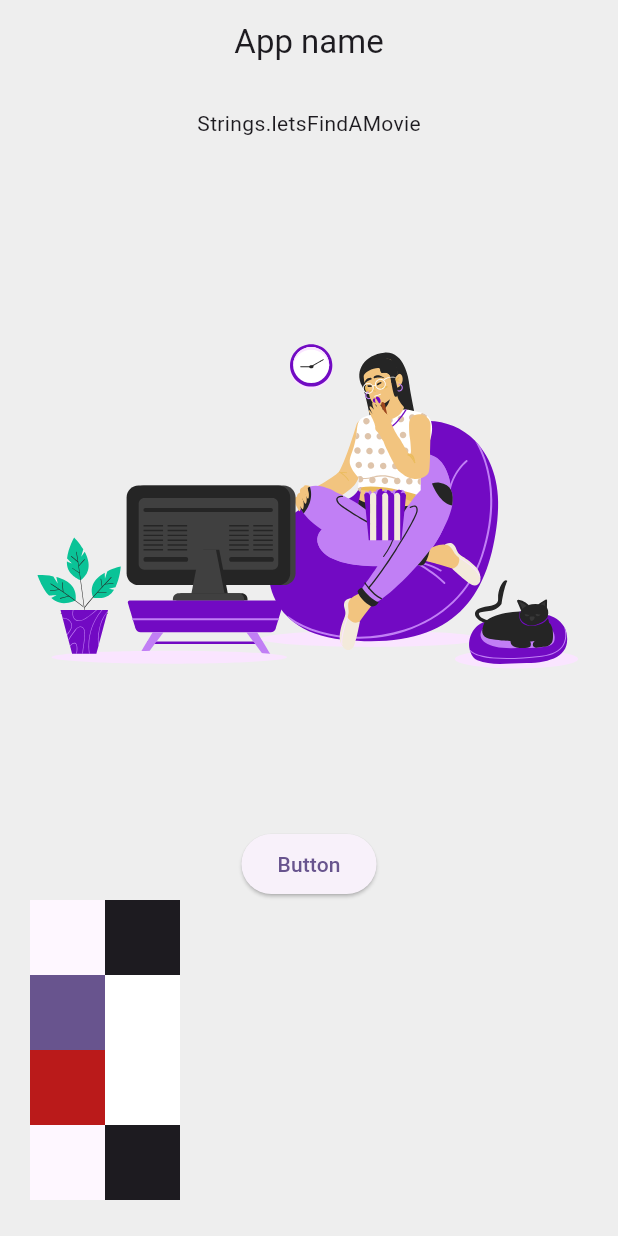
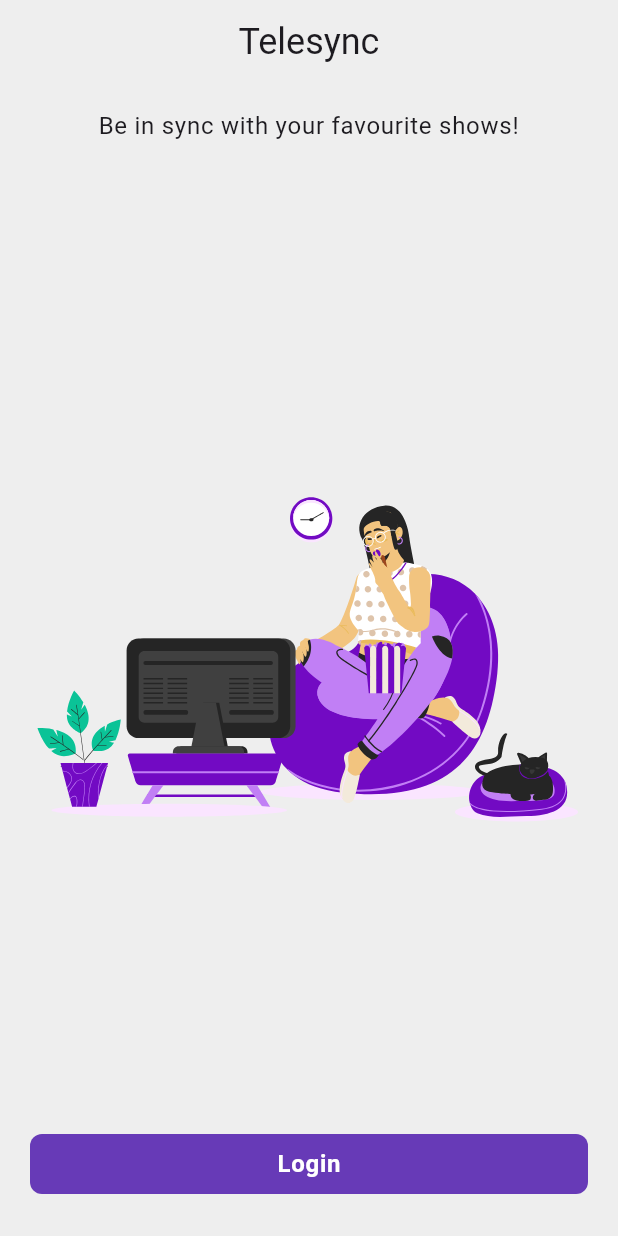
Before and after one commit to abalmagd/telesync, a Flutter app: the screen it shows after launch, on a phone screen of 412 x 824 dp. Run offline on Flutter 3.47's test engine with Material 3 defaults, Android fonts, the phone set to English and light mode, and no system bars; drawn by our look-alikes of toastification; our stand-ins replace dartz, dio, easy_localization, equatable, flutter_dotenv, flutter_hooks and 7 more; missing offline and left inert: enum_to_string, username_gen.

Commit message:
- Add button widget - Refactor theming

```diff
--- a/assets/translations/ar.json
+++ /dev/null
@@ -1,3 +0,0 @@
-{
-
-}
--- a/assets/translations/en.json
+++ b/assets/translations/en.json
@@ -1,3 +1,4 @@
 {
-
+  "telesync": "Telesync",
+  "letsFindAMovie": "Be in sync with your favourite shows!"
 }
--- a/lib/core/presentation/localization/localization.dart
+++ b/lib/core/presentation/localization/localization.dart
@@ -3,6 +3,6 @@ import 'package:flutter/material.dart';
 class Localization {
   static const supportedLocales = {
     'en': Locale('en'),
-    'ar': Locale('ar'),
+    // 'ar': Locale('ar'),
   };
 }
--- a/lib/core/presentation/localization/localization_keys.dart
+++ b/lib/core/presentation/localization/localization_keys.dart
@@ -1,3 +1,4 @@
 class LocalizationKeys {
-  static const ex = 'ex';
+  static const telesync = 'telesync';
+  static const letsFindAMovie = 'letsFindAMovie';
 }
--- a/lib/core/presentation/theme/custom_theme.dart
+++ b/lib/core/presentation/theme/custom_theme.dart
@@ -2,33 +2,35 @@ import 'package:flutter/material.dart';
 import 'package:telesync/core/presentation/theme/palette.dart';
 
 mixin CustomTheme {
+  final _baseTheme = ThemeData(
+    dividerTheme: const DividerThemeData(thickness: 1.6, space: 0),
+    filledButtonTheme: FilledButtonThemeData(
+      style: FilledButton.styleFrom(
+        backgroundColor: Palette.primary,
+        shape: RoundedRectangleBorder(borderRadius: BorderRadius.circular(8)),
+      ),
+    ),
+  );
+
   ThemeData lightTheme(BuildContext context) {
     return ThemeData(
       useMaterial3: true,
-      primaryColor: Palette.primary.color,
+      primaryColor: Palette.primary,
       brightness: Brightness.light,
-      scaffoldBackgroundColor: Palette.scaffoldBgLight.color,
-      colorScheme: ColorScheme.fromSeed(
-        seedColor: Palette.primary.color,
-        brightness: Brightness.light,
-      ),
-      appBarTheme: AppBarTheme(backgroundColor: Palette.scaffoldBgLight.color),
-      dividerTheme: const DividerThemeData(thickness: 1.6, space: 0),
+      scaffoldBackgroundColor: Palette.scaffoldBgLight,
+      filledButtonTheme: _baseTheme.filledButtonTheme,
+      dividerTheme: _baseTheme.dividerTheme,
     );
   }
 
   ThemeData darkTheme(BuildContext context) {
     return ThemeData(
       useMaterial3: true,
-      primaryColor: Palette.primary.color,
+      primaryColor: Palette.primary,
       brightness: Brightness.dark,
-      scaffoldBackgroundColor: Palette.scaffoldBgDark.color,
-      colorScheme: ColorScheme.fromSeed(
-        seedColor: Palette.primary.color,
-        surface: Palette.scaffoldBgDark.color,
-        brightness: Brightness.dark,
-      ),
-      dividerTheme: const DividerThemeData(thickness: 1.6, space: 0),
+      scaffoldBackgroundColor: Palette.scaffoldBgDark,
+      filledButtonTheme: _baseTheme.filledButtonTheme,
+      dividerTheme: _baseTheme.dividerTheme,
     );
   }
 }
--- a/lib/core/presentation/theme/palette.dart
+++ b/lib/core/presentation/theme/palette.dart
@@ -1,25 +1,23 @@
 import 'package:flutter/material.dart';
 
-enum Palette {
+class Palette {
   // General
-  transparent(Color(0x00000000)),
-  white(Color(0xFFFFFFFF)),
-  black(Color(0xFF080808)),
-  safe(Color(0xFF388e3c)),
-  warning(Color(0xFFffa000)),
-  danger(Color(0xFFd32f2f)),
-  primary(Color(0xFF673ab7)),
+  static const transparent = Color(0x00000000);
+  static const white = Color(0xFFFFFFFF);
+  static const black = Color(0xFF080808);
+  static const safe = Color(0xFF388e3c);
+  static const warning = Color(0xFFffa000);
+  static const danger = Color(0xFFd32f2f);
+  static const primary = Color(0xFF673ab7);
+
+  // Components
+  static const onPrimary = white;
 
   // Theme specific
 
   // Light theme
-  scaffoldBgLight(Color(0xFFeeeeee)),
+  static const scaffoldBgLight = Color(0xFFeeeeee);
 
   // Dark theme
-  scaffoldBgDark(Color(0xFF212121)),
-
-
-  ;final Color color;
-
-  const Palette(this.color);
+  static const scaffoldBgDark = Color(0xFF212121);
 }
--- a/lib/features/auth/presentation/auth_screen.dart
+++ b/lib/features/auth/presentation/auth_screen.dart
@@ -1,9 +1,12 @@
+import 'package:easy_localization/easy_localization.dart';
 import 'package:flutter/material.dart';
 import 'package:hooks_riverpod/hooks_riverpod.dart';
 import 'package:lottie/lottie.dart';
 import 'package:telesync/core/domain/constants/assets.dart';
-import 'package:telesync/shared/widgets/primary_appbar.dart';
-import 'package:telesync/utils/extensions/string_extension.dart';
+import 'package:telesync/core/presentation/localization/localization_keys.dart';
+import 'package:telesync/core/presentation/riverpod/core_provider.dart';
+import 'package:telesync/shared/widgets/telesync_appbar.dart';
+import 'package:telesync/shared/widgets/telesync_button/telesync_button.dart';
 
 class AuthScreen extends ConsumerWidget {
   const AuthScreen({super.key});
@@ -12,139 +15,34 @@ class AuthScreen extends ConsumerWidget {
   @override
   Widget build(BuildContext context, WidgetRef ref) {
     final theme = Theme.of(context);
-    // final auth = ref.watch(authControllerProvider);
+    final core = ref.read(coreControllerProvider.notifier);
     return Scaffold(
-      appBar: PrimaryAppBar(titleText: 'App name'.hardcoded),
+      appBar: TelesyncAppBar(titleText: LocalizationKeys.telesync.tr()),
       body: Padding(
         padding: const EdgeInsets.symmetric(vertical: 16, horizontal: 20),
         child: Column(
           children: [
-            Text('Strings.letsFindAMovie'.hardcoded),
+            Text(
+              LocalizationKeys.letsFindAMovie.tr(),
+              style: theme.textTheme.bodyLarge,
+              textAlign: TextAlign.center,
+            ),
             Expanded(
               child: Lottie.asset(
                 Assets.landing,
                 frameRate: const FrameRate(30),
               ),
             ),
-            ElevatedButton(onPressed: () {}, child: const Text('Button')),
-            Row(
-              children: [
-                Container(
-                  width: 50,
-                  height: 50,
-                  color: theme.colorScheme.surface,
-                ),
-                Container(
-                  width: 50,
-                  height: 50,
-                  color: theme.colorScheme.onSurface,
-                ),
-              ],
+            TelesyncButton.primary(
+              onTap: () {
+                core.changeThemeMode(context);
+              },
+              title: 'Login',
             ),
-            Row(
-              children: [
-                Container(
-                  width: 50,
-                  height: 50,
-                  color: theme.colorScheme.primary,
-                ),
-                Container(
-                  width: 50,
-                  height: 50,
-                  color: theme.colorScheme.onPrimary,
-                ),
-              ],
-            ),
-            Row(
-              children: [
-                Container(
-                  width: 50,
-                  height: 50,
-                  color: theme.colorScheme.error,
-                ),
-                Container(
-                  width: 50,
-                  height: 50,
-                  color: theme.colorScheme.onError,
-                ),
-              ],
-            ),
-            Row(
-              children: [
-                Container(
-                  width: 50,
-                  height: 50,
-                  color: theme.colorScheme.surface,
-                ),
-                Container(
-                  width: 50,
-                  height: 50,
-                  color: theme.colorScheme.onSurface,
-                ),
-              ],
-            ),
-            /*PrimaryButton(
-              onPressed: () => showModalBottomSheet(
-                context: context,
-                builder: (context) => const RedirectBottomSheet(),
-              ),
-              isLoading: auth is AsyncLoading,
-              text: Strings.login,
-            ),*/
             const SizedBox(height: 8),
-            /*TextButton(
-              onPressed: auth is AsyncLoading
-                  ? null
-                  : ref.read(authControllerProvider.notifier).loginAsGuest,
-              child: const Text(Strings.continueAsGuest),
-            ),*/
           ],
         ),
       ),
     );
   }
 }
-
-/*class RedirectBottomSheet extends ConsumerWidget {
-  const RedirectBottomSheet({super.key});
-
-  @override
-  Widget build(BuildContext context, WidgetRef ref) {
-    final theme = Theme.of(context);
-    final size = MediaQuery.of(context).size;
-    final auth = ref.watch(authControllerProvider);
-    return Container(
-      height: size.height * Constants.redirectBottomSheetHeightFactor,
-      padding: const EdgeInsets.all(16),
-      decoration: BoxDecoration(
-        borderRadius: BorderRadius.circular(28),
-        color: theme.scaffoldBackgroundColor,
-      ),
-      child: Column(
-        crossAxisAlignment: CrossAxisAlignment.start,
-        children: [
-          Text(Strings.headsUp, style: theme.textTheme.titleLarge),
-          const SizedBox(height: 4),
-          const Text(Strings.redirectWarning),
-          Expanded(
-            child: SvgPicture.string(
-              Assets.redirect.replaceAll(
-                Constants.defaultSvgColor,
-                theme.colorScheme.primary.toHex(),
-              ),
-            ),
-          ),
-          PrimaryButton(
-            onPressed: () {
-              ref.read(authControllerProvider.notifier).requestToken();
-              Navigator.pop(context);
-            },
-            isLoading: auth is AsyncLoading,
-            width: double.infinity,
-            text: Strings.confirm,
-          ),
-        ],
-      ),
-    );
-  }
-}*/
--- a/lib/shared/widgets/primary_appbar.dart
+++ b/lib/shared/widgets/telesync_appbar.dart
@@ -1,7 +1,7 @@
 import 'package:flutter/material.dart';
 
-class PrimaryAppBar extends StatelessWidget implements PreferredSizeWidget {
-  const PrimaryAppBar({
+class TelesyncAppBar extends StatelessWidget implements PreferredSizeWidget {
+  const TelesyncAppBar({
     super.key,
     this.titleText,
     this.centerTitle = true,
@@ -22,8 +22,14 @@ class PrimaryAppBar extends StatelessWidget implements PreferredSizeWidget {
 
   @override
   Widget build(BuildContext context) {
+    final theme = Theme.of(context);
     return AppBar(
-      title: titleWidget ?? Text(titleText!),
+      backgroundColor: theme.scaffoldBackgroundColor,
+      title: titleWidget ??
+          Text(
+            titleText!,
+            style: theme.textTheme.headlineSmall,
+          ),
       leading: leading,
       centerTitle: centerTitle,
       actions: const [
--- /dev/null
+++ b/lib/shared/widgets/telesync_button/primary_button.dart
@@ -0,0 +1,48 @@
+part of 'telesync_button.dart';
+
+class _TelesyncPrimaryButton extends TelesyncButton {
+  const _TelesyncPrimaryButton({
+    required this.onTap,
+    required this.title,
+    this.svgIcon,
+    this.icon,
+    this.borderColor,
+    this.fillColor,
+    this.enabled = true,
+    this.isLoading = false,
+  }) : assert(
+          (icon == null || svgIcon == null),
+          "Only one of icon or svgIcon can be non-null.",
+        );
+
+  final VoidCallback onTap;
+  final String title;
+  final String? svgIcon;
+  final Icon? icon;
+  final Color? borderColor;
+  final Color? fillColor;
+  final bool enabled;
+  final bool isLoading;
+
+  @override
+  Widget build(BuildContext context) {
+    final theme = Theme.of(context);
+    return FilledButton(
+      onPressed: onTap,
+      child: Row(
+        mainAxisAlignment: MainAxisAlignment.center,
+        children: [
+          Text(
+            title,
+            style: theme.textTheme.bodyLarge?.copyWith(
+              fontWeight: FontWeight.w600,
+              color: Palette.onPrimary,
+            ),
+          ),
+          if (icon != null) ...[const Gap(12), icon!],
+          if (svgIcon != null) ...[const Gap(12), SvgPicture.asset(svgIcon!)],
+        ],
+      ),
+    );
+  }
+}
--- /dev/null
+++ b/lib/shared/widgets/telesync_button/secondary_button.dart
@@ -0,0 +1,28 @@
+part of 'telesync_button.dart';
+
+class _TelesyncSecondaryButton extends TelesyncButton {
+  const _TelesyncSecondaryButton({
+    required this.onTap,
+    required this.title,
+    this.svgIcon,
+    this.icon,
+    this.borderColor,
+    this.fillColor,
+    this.enabled = true,
+    this.isLoading = false,
+  });
+
+  final VoidCallback onTap;
+  final String title;
+  final String? svgIcon;
+  final Icon? icon;
+  final Color? borderColor;
+  final Color? fillColor;
+  final bool enabled;
+  final bool isLoading;
+
+  @override
+  Widget build(BuildContext context) {
+    return const Placeholder();
+  }
+}
--- /dev/null
+++ b/lib/shared/widgets/telesync_button/telesync_button.dart
@@ -0,0 +1,54 @@
+import 'package:flutter/material.dart';
+import 'package:flutter_svg/flutter_svg.dart';
+import 'package:gap/gap.dart';
+import 'package:telesync/core/presentation/theme/palette.dart';
+part 'primary_button.dart';
+part 'secondary_button.dart';
+
+abstract class TelesyncButton extends StatelessWidget {
+  const TelesyncButton({super.key});
+
+  factory TelesyncButton.primary({
+    required VoidCallback onTap,
+    required String title,
+    String? svgIcon,
+    Icon? icon,
+    Color? borderColor,
+    Color? fillColor,
+    bool enabled = true,
+    bool isLoading = false,
+  }) {
+    return _TelesyncPrimaryButton(
+      onTap: onTap,
+      title: title,
+      svgIcon: svgIcon,
+      icon: icon,
+      borderColor: borderColor,
+      fillColor: fillColor,
+      enabled: enabled,
+      isLoading: isLoading,
+    );
+  }
+
+  factory TelesyncButton.secondary({
+    required VoidCallback onTap,
+    required String title,
+    String? svgIcon,
+    Icon? icon,
+    Color? borderColor,
+    Color? fillColor,
+    bool enabled = true,
+    bool isLoading = false,
+  }) {
+    return _TelesyncSecondaryButton(
+      onTap: onTap,
+      title: title,
+      svgIcon: svgIcon,
+      icon: icon,
+      borderColor: borderColor,
+      fillColor: fillColor,
+      enabled: enabled,
+      isLoading: isLoading,
+    );
+  }
+}
--- a/pubspec.yaml
+++ b/pubspec.yaml
@@ -41,6 +41,7 @@ dependencies:
   username_gen: ^1.0.4
   intl: ^0.19.0
   flutter_svg: ^2.0.10+1
+  gap: ^3.0.1
   url_launcher: ^6.3.0
   flutter_dotenv: ^5.1.0
   logger: ^2.3.0
```
